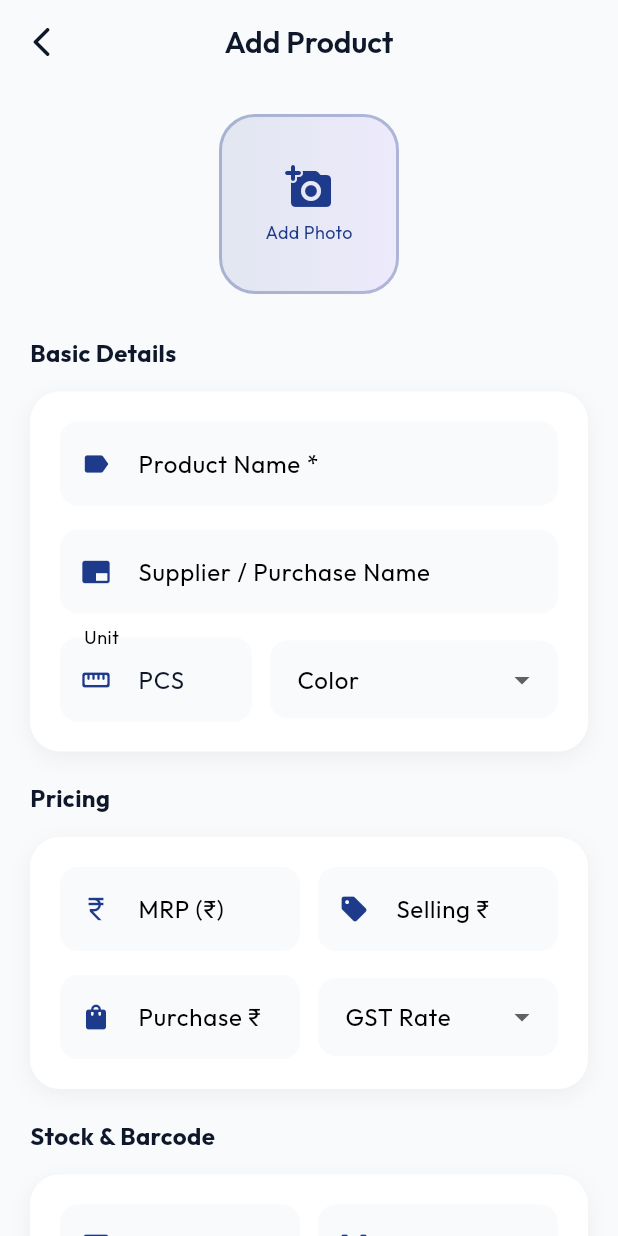
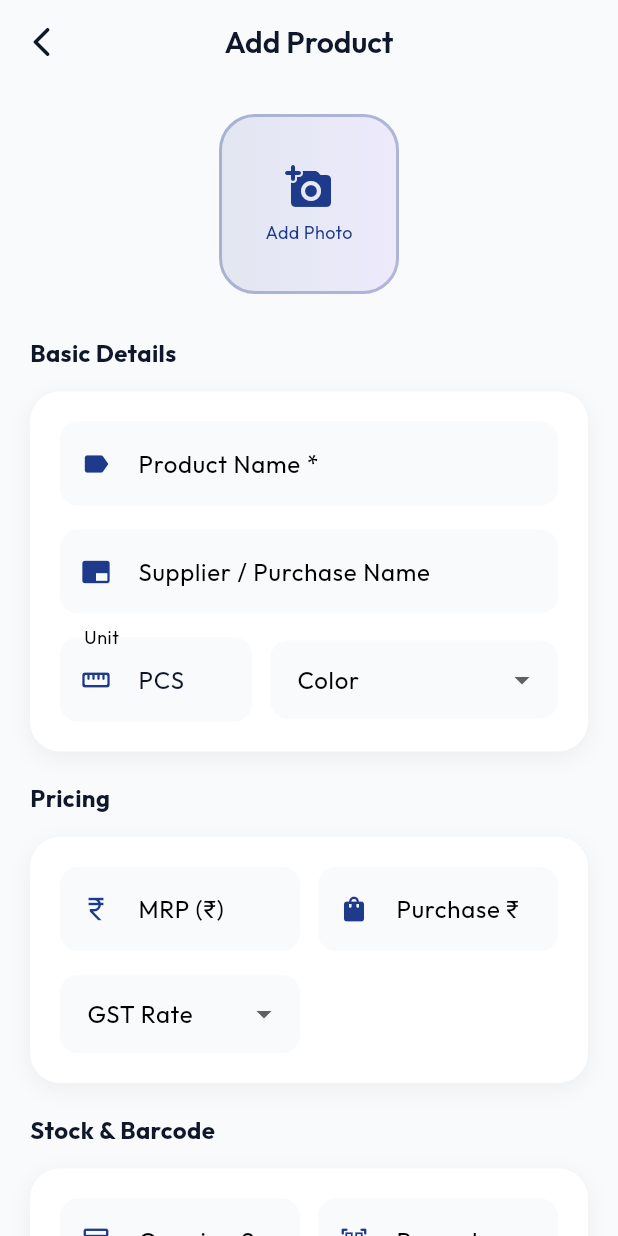
Before and after one commit to yuvrajkawde2004-stack/New_Apk_YK, a Flutter app: the AddProductScreen screen opened directly, on a phone screen of 412 x 824 dp. Run offline on Flutter 3.47's test engine with Material 3 defaults, Android fonts, the phone set to English and light mode, and no system bars; drawn by our look-alikes of flutter_animate; our stand-ins replace fl_chart, google_fonts, image_picker, pdf, qr_flutter, screenshot and 4 more; accounts and stored records are empty; network calls fail.

Commit message:
Fix UPI saving bug, remove selling price from UI, and hide Custom Item from stock list

```diff
--- a/lib/features/products/add_product_screen.dart
+++ b/lib/features/products/add_product_screen.dart
@@ -18,7 +18,6 @@ class _AddProductScreenState extends State<AddProductScreen> {
   final _nameController = TextEditingController();
   final _brandController = TextEditingController();
   final _mrpController = TextEditingController();
-  final _sellingController = TextEditingController();
   final _purchaseController = TextEditingController();
   final _stockController = TextEditingController();
   final _barcodeController = TextEditingController();
@@ -62,7 +61,6 @@ class _AddProductScreenState extends State<AddProductScreen> {
     _nameController.dispose();
     _brandController.dispose();
     _mrpController.dispose();
-    _sellingController.dispose();
     _purchaseController.dispose();
     _stockController.dispose();
     _barcodeController.dispose();
@@ -227,9 +225,9 @@ class _AddProductScreenState extends State<AddProductScreen> {
                     const SizedBox(width: 12),
                     Expanded(
                       child: _field(
-                          controller: _sellingController,
-                          label: 'Selling ₹',
-                          icon: Icons.sell_rounded,
+                          controller: _purchaseController,
+                          label: 'Purchase ₹',
+                          icon: Icons.shopping_bag_rounded,
                           keyboardType: TextInputType.number),
                     ),
                   ],
@@ -238,20 +236,14 @@ class _AddProductScreenState extends State<AddProductScreen> {
                 Row(
                   children: [
                     Expanded(
-                      child: _field(
-                          controller: _purchaseController,
-                          label: 'Purchase ₹',
-                          icon: Icons.shopping_bag_rounded,
-                          keyboardType: TextInputType.number),
-                    ),
-                    const SizedBox(width: 12),
-                    Expanded(
                       child: _dropdown(
                           label: 'GST Rate',
                           value: _selectedGst,
                           items: _gstRates,
                           onChanged: (v) => setState(() => _selectedGst = v)),
                     ),
+                    const SizedBox(width: 12),
+                    const Spacer(),
                   ],
                 ),
               ], 200),
--- a/pubspec.yaml
+++ b/pubspec.yaml
@@ -16,7 +16,7 @@ publish_to: 'none' # Remove this line if you wish to publish to pub.dev
 # https://developer.apple.com/library/archive/documentation/General/Reference/InfoPlistKeyReference/Articles/CoreFoundationKeys.html
 # In Windows, build-name is used as the major, minor, and patch parts
 # of the product and file versions while build-number is used as the build suffix.
-version: 1.0.1+3
+version: 1.0.1+4
 
 environment:
   sdk: ^3.6.1
```
Also changed, not shown: lib/core/database/database_helper.dart (+6 -3 lines), lib/features/billing/billing_screen.dart (+3 -5 lines), lib/features/settings/upi_settings_screen.dart (+8 -13 lines).
